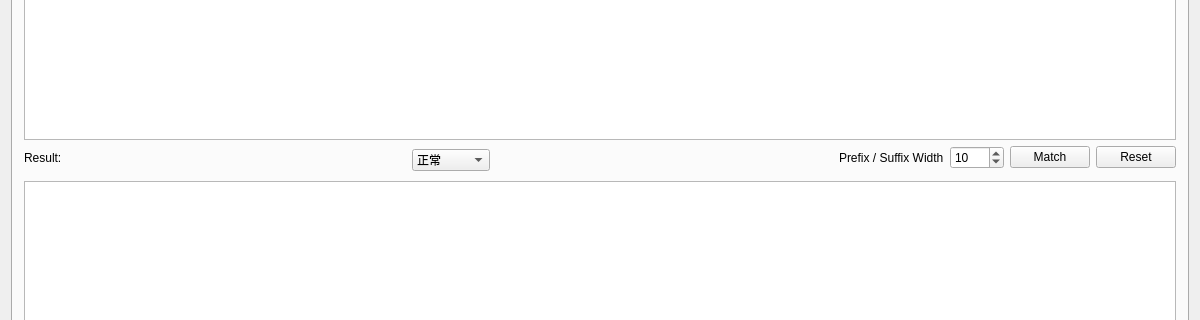
Above: FM/StringMatch/mainwindow.ui from xinerfeixiang/find-the-string before the change; both pictures show x 0 to 1200 and y 292 to 612 of the 1200 by 900 pixel window. Below: the same form after it.
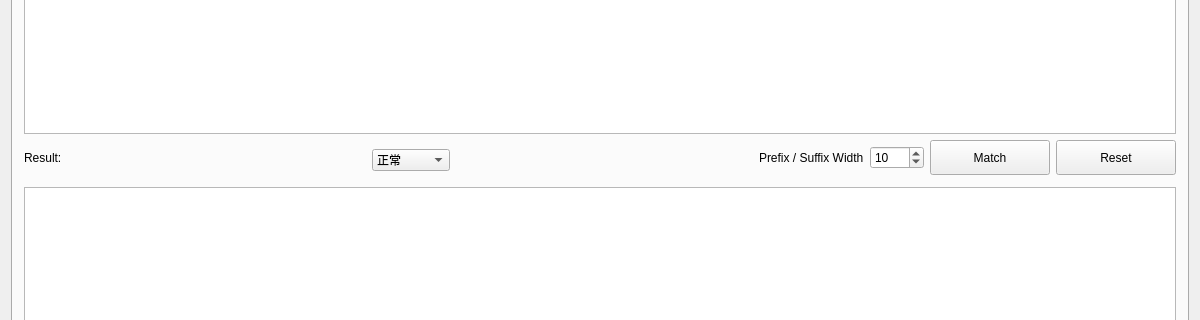
That is the form after the change.

Diff of the .ui file:
```diff
--- a/FM/StringMatch/mainwindow.ui
+++ b/FM/StringMatch/mainwindow.ui
@@ -54,6 +54,12 @@
           </item>
           <item row="2" column="7">
            <widget class="QPushButton" name="bt_reset">
+            <property name="minimumSize">
+             <size>
+              <width>120</width>
+              <height>35</height>
+             </size>
+            </property>
             <property name="text">
              <string>   Reset   </string>
             </property>
@@ -77,6 +83,12 @@
               <verstretch>0</verstretch>
              </sizepolicy>
             </property>
+            <property name="minimumSize">
+             <size>
+              <width>120</width>
+              <height>35</height>
+             </size>
+            </property>
             <property name="text">
              <string>   Match   </string>
             </property>
```
